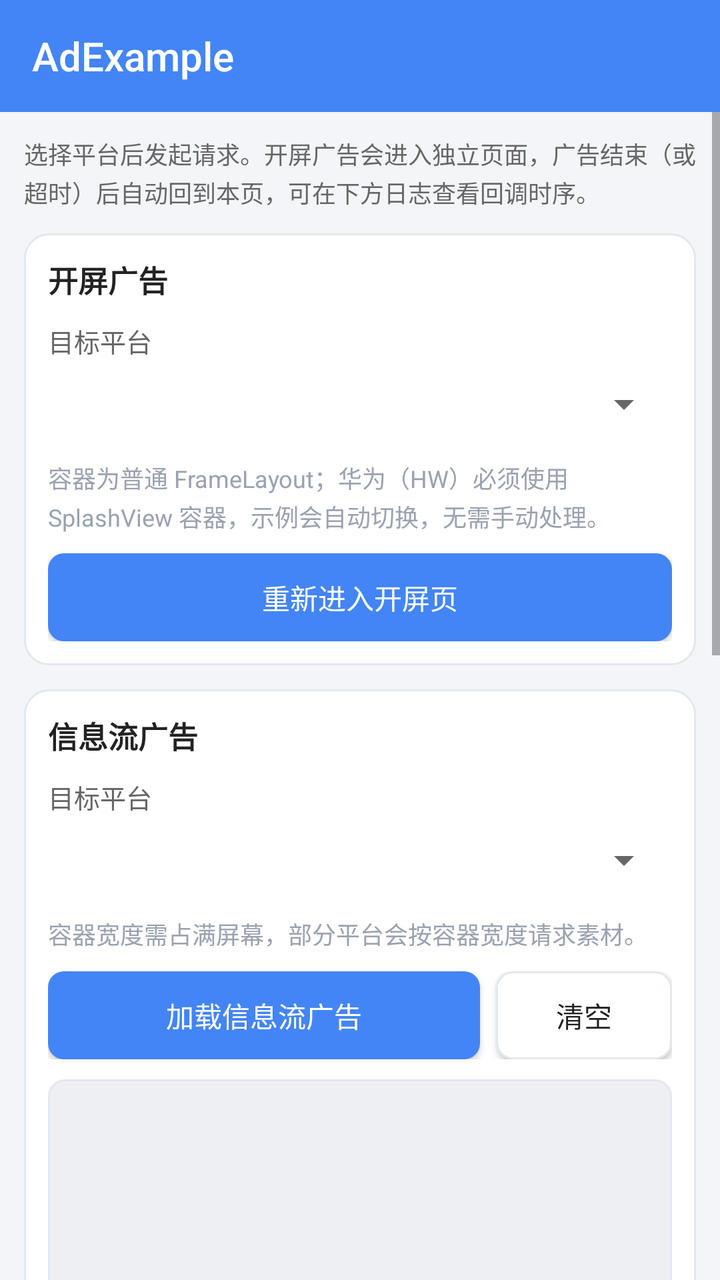
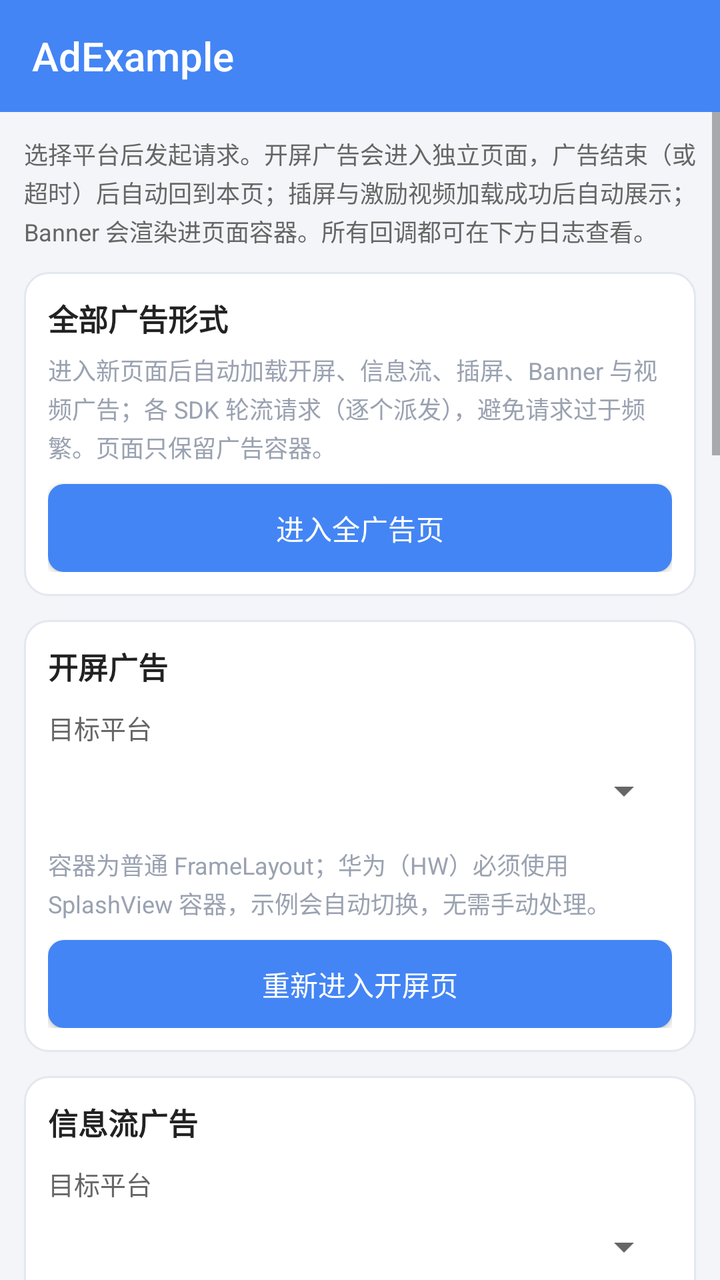

Before-and-after screenshots of an Android layout around one commit, followed by the original layout XML and the change that was made.
<!-- AndroidManifest.xml: application theme Theme.JunkCodeLibrary -->
<!-- res/layout/activity_main.xml -->
<?xml version="1.0" encoding="utf-8"?>
<LinearLayout xmlns:android="http://schemas.android.com/apk/res/android"
    xmlns:app="http://schemas.android.com/apk/res-auto"
    android:layout_width="match_parent"
    android:layout_height="match_parent"
    android:background="@color/page_background"
    android:orientation="vertical">

    <androidx.appcompat.widget.Toolbar
        android:id="@+id/toolbar"
        android:layout_width="match_parent"
        android:layout_height="?attr/actionBarSize"
        android:background="@color/brand_primary"
        app:title="@string/app_name"
        app:titleTextColor="@color/white" />

    <ScrollView
        android:layout_width="match_parent"
        android:layout_height="0dp"
        android:layout_weight="1"
        android:fillViewport="true">

        <LinearLayout
            android:layout_width="match_parent"
            android:layout_height="wrap_content"
            android:orientation="vertical"
            android:padding="12dp">

            <TextView
                android:layout_width="match_parent"
                android:layout_height="wrap_content"
                android:lineSpacingExtra="2dp"
                android:text="@string/main_tip"
                android:textColor="@color/text_secondary"
                android:textSize="12sp" />

            
            <LinearLayout
                android:layout_width="match_parent"
                android:layout_height="wrap_content"
                android:layout_marginTop="12dp"
                android:background="@drawable/bg_panel"
                android:orientation="vertical"
                android:padding="12dp">

                <TextView
                    android:layout_width="wrap_content"
                    android:layout_height="wrap_content"
                    android:text="@string/main_splash_title"
                    android:textColor="@color/text_primary"
                    android:textSize="15sp"
                    android:textStyle="bold" />

                <TextView
                    android:layout_width="wrap_content"
                    android:layout_height="wrap_content"
                    android:layout_marginTop="10dp"
                    android:text="@string/main_platform_label"
                    android:textColor="@color/text_secondary"
                    android:textSize="13sp" />

                <Spinner
                    android:id="@+id/spinnerSplashPlatform"
                    android:layout_width="match_parent"
                    android:layout_height="44dp" />

                <TextView
                    android:layout_width="match_parent"
                    android:layout_height="wrap_content"
                    android:layout_marginTop="6dp"
                    android:lineSpacingExtra="2dp"
                    android:text="@string/main_splash_hint"
                    android:textColor="@color/text_hint"
                    android:textSize="12sp" />

                <Button
                    android:id="@+id/btnSplashDemo"
                    android:layout_width="match_parent"
                    android:layout_height="44dp"
                    android:layout_marginTop="10dp"
                    android:background="@drawable/bg_button_primary"
                    android:text="@string/main_splash_action"
                    android:textAllCaps="false"
                    android:textColor="@color/white"
                    android:textSize="14sp" />
            </LinearLayout>

            
            <LinearLayout
                android:layout_width="match_parent"
                android:layout_height="wrap_content"
                android:layout_marginTop="12dp"
                android:background="@drawable/bg_panel"
                android:orientation="vertical"
                android:padding="12dp">

                <TextView
                    android:layout_width="wrap_content"
                    android:layout_height="wrap_content"
                    android:text="@string/main_feed_title"
                    android:textColor="@color/text_primary"
                    android:textSize="15sp"
                    android:textStyle="bold" />

                <TextView
                    android:layout_width="wrap_content"
                    android:layout_height="wrap_content"
                    android:layout_marginTop="10dp"
                    android:text="@string/main_platform_label"
                    android:textColor="@color/text_secondary"
                    android:textSize="13sp" />

                <Spinner
                    android:id="@+id/spinnerFeedPlatform"
                    android:layout_width="match_parent"
                    android:layout_height="44dp" />

                <TextView
                    android:layout_width="match_parent"
                    android:layout_height="wrap_content"
                    android:layout_marginTop="6dp"
                    android:lineSpacingExtra="2dp"
                    android:text="@string/main_feed_hint"
                    android:textColor="@color/text_hint"
                    android:textSize="12sp" />

                <LinearLayout
                    android:layout_width="match_parent"
                    android:layout_height="wrap_content"
                    android:layout_marginTop="10dp"
                    android:orientation="horizontal">

                    <Button
                        android:id="@+id/btnFeedLoad"
                        android:layout_width="0dp"
                        android:layout_height="44dp"
                        android:layout_weight="1"
                        android:background="@drawable/bg_button_primary"
                        android:text="@string/main_feed_action"
                        android:textAllCaps="false"
                        android:textColor="@color/white"
                        android:textSize="14sp" />

                    <Button
                        android:id="@+id/btnFeedClear"
                        android:layout_width="88dp"
                        android:layout_height="44dp"
                        android:layout_marginStart="8dp"
                        android:background="@drawable/bg_button_secondary"
                        android:text="@string/main_feed_clear"
                        android:textAllCaps="false"
                        android:textColor="@color/text_primary"
                        android:textSize="14sp" />
                </LinearLayout>

                <FrameLayout
                    android:id="@+id/feedAdContainer"
                    android:layout_width="match_parent"
                    android:layout_height="280dp"
                    android:layout_marginTop="10dp"
                    android:background="@drawable/bg_ad_placeholder" />
            </LinearLayout>

            
            <LinearLayout
                android:layout_width="match_parent"
                android:layout_height="wrap_content"
                android:layout_marginTop="12dp"
                android:background="@drawable/bg_panel"
                android:orientation="vertical"
                android:padding="12dp">

                <TextView
                    android:layout_width="wrap_content"
                    android:layout_height="wrap_content"
                    android:text="@string/main_video_title"
                    android:textColor="@color/text_primary"
                    android:textSize="15sp"
                    android:textStyle="bold" />

                <TextView
                    android:layout_width="wrap_content"
                    android:layout_height="wrap_content"
                    android:layout_marginTop="10dp"
                    android:text="@string/main_platform_label"
                    android:textColor="@color/text_secondary"
                    android:textSize="13sp" />

                <Spinner
                    android:id="@+id/spinnerRewardVideoPlatform"
                    android:layout_width="match_parent"
                    android:layout_height="44dp" />

                <TextView
                    android:layout_width="match_parent"
                    android:layout_height="wrap_content"
                    android:layout_marginTop="6dp"
                    android:lineSpacingExtra="2dp"
                    android:text="@string/main_video_hint"
                    android:textColor="@color/text_hint"
                    android:textSize="12sp" />

                <Button
                    android:id="@+id/btnRewardVideoLoad"
                    android:layout_width="match_parent"
                    android:layout_height="44dp"
                    android:layout_marginTop="10dp"
                    android:background="@drawable/bg_button_primary"
                    android:text="@string/main_video_action"
                    android:textAllCaps="false"
                    android:textColor="@color/white"
                    android:textSize="14sp" />
            </LinearLayout>

            
            <LinearLayout
                android:layout_width="match_parent"
                android:layout_height="wrap_content"
                android:layout_marginTop="12dp"
                android:background="@drawable/bg_panel"
                android:orientation="vertical"
                android:padding="12dp">

                <LinearLayout
                    android:layout_width="match_parent"
                    android:layout_height="wrap_content"
                    android:gravity="center_vertical"
                    android:orientation="horizontal">

                    <TextView
                        android:layout_width="0dp"
                        android:layout_height="wrap_content"
                        android:layout_weight="1"
                        android:text="@string/main_log_title"
                        android:textColor="@color/text_primary"
                        android:textSize="15sp"
                        android:textStyle="bold" />

                    <Button
                        android:id="@+id/btnLogClear"
                        android:layout_width="88dp"
                        android:layout_height="36dp"
                        android:background="@drawable/bg_button_secondary"
                        android:text="@string/main_log_clear"
                        android:textAllCaps="false"
                        android:textColor="@color/text_primary"
                        android:textSize="12sp" />
                </LinearLayout>

                <ScrollView
                    android:id="@+id/logScroll"
                    android:layout_width="match_parent"
                    android:layout_height="160dp"
                    android:layout_marginTop="8dp"
                    android:background="@color/page_background"
                    android:padding="8dp">

                    <TextView
                        android:id="@+id/tvLog"
                        android:layout_width="match_parent"
                        android:layout_height="wrap_content"
                        android:fontFamily="monospace"
                        android:lineSpacingExtra="2dp"
                        android:textColor="@color/text_secondary"
                        android:textSize="11sp" />
                </ScrollView>
            </LinearLayout>
        </LinearLayout>
    </ScrollView>
</LinearLayout>
<!-- resources referenced by this layout -->
<resources>
  <color name="brand_primary">#FF4385F5</color>
  <color name="page_background">#FFF3F5F9</color>
  <color name="text_hint">#FF9AA2B1</color>
  <color name="text_primary">#FF222222</color>
  <color name="text_secondary">#FF666666</color>
  <color name="white">#FFFFFFFF</color>
  <!-- drawable bg_ad_placeholder (drawable) -->
  <?xml version="1.0" encoding="utf-8"?>
  <shape xmlns:android="http://schemas.android.com/apk/res/android"
      android:shape="rectangle">
      <solid android:color="@color/ad_placeholder" />
      <stroke android:width="1dp" android:color="@color/panel_stroke" />
      <corners android:radius="8dp" />
  </shape>
  <!-- drawable bg_panel (drawable) -->
  <?xml version="1.0" encoding="utf-8"?>
  <shape xmlns:android="http://schemas.android.com/apk/res/android"
      android:shape="rectangle">
      <solid android:color="@color/panel_background" />
      <stroke android:width="1dp" android:color="@color/panel_stroke" />
      <corners android:radius="12dp" />
  </shape>
  <string name="app_name">AdExample</string>
  <string name="main_feed_action">加载信息流广告</string>
  <string name="main_feed_clear">清空</string>
  <string name="main_feed_hint">容器宽度需占满屏幕，部分平台会按容器宽度请求素材。</string>
  <string name="main_feed_title">信息流广告</string>
  <string name="main_log_clear">清空日志</string>
  <string name="main_log_title">运行日志</string>
  <string name="main_platform_label">目标平台</string>
  <string name="main_splash_action">重新进入开屏页</string>
  <string name="main_splash_hint">容器为普通 FrameLayout；华为（HW）必须使用 SplashView 容器，示例会自动切换，无需手动处理。</string>
  <string name="main_splash_title">开屏广告</string>
  <string name="main_tip">选择平台后发起请求。开屏广告会进入独立页面，广告结束（或超时）后自动回到本页，可在下方日志查看回调时序。</string>
  <string name="main_video_action">加载视频广告</string>
  <string name="main_video_hint">加载成功后自动全屏播放；看完发放奖励，关闭或失败也会回调到日志区。</string>
  <string name="main_video_title">视频广告（激励视频）</string>
  <style name="Theme.JunkCodeLibrary" parent="Theme.AppCompat.Light.NoActionBar">
          <item name="colorPrimary">@color/brand_primary</item>
          <item name="colorPrimaryDark">@color/brand_primary_dark</item>
          <item name="colorAccent">@color/brand_accent</item>
          <item name="android:textColorPrimary">@color/text_primary</item>
          <item name="android:textColorHint">@color/text_hint</item>
          <item name="android:windowBackground">@color/page_background</item>
          <item name="android:statusBarColor">@color/brand_primary_dark</item>
      </style>
  <color name="ad_placeholder">#FFEDEFF3</color>
  <color name="panel_stroke">#FFE3E7EF</color>
  <color name="brand_primary_dark">#FF2F6BD8</color>
  <color name="panel_background">#FFFFFFFF</color>
  <color name="brand_accent">#FF03DAC5</color>
  <!-- unchanged entries left out for length: 2 -->
</resources>

<!-- the commit's change to res/layout/activity_main.xml (unified diff, before → after) -->
@@ -33,6 +33,44 @@
                 android:text="@string/main_tip"
                 android:textColor="@color/text_secondary"
                 android:textSize="12sp" />
+
+            
+            <LinearLayout
+                android:layout_width="match_parent"
+                android:layout_height="wrap_content"
+                android:layout_marginTop="12dp"
+                android:background="@drawable/bg_panel"
+                android:orientation="vertical"
+                android:padding="12dp">
+
+                <TextView
+                    android:layout_width="wrap_content"
+                    android:layout_height="wrap_content"
+                    android:text="@string/main_all_ads_title"
+                    android:textColor="@color/text_primary"
+                    android:textSize="15sp"
+                    android:textStyle="bold" />
+
+                <TextView
+                    android:layout_width="match_parent"
+                    android:layout_height="wrap_content"
+                    android:layout_marginTop="6dp"
+                    android:lineSpacingExtra="2dp"
+                    android:text="@string/main_all_ads_hint"
+                    android:textColor="@color/text_hint"
+                    android:textSize="12sp" />
+
+                <Button
+                    android:id="@+id/btnAllAds"
+                    android:layout_width="match_parent"
+                    android:layout_height="44dp"
+                    android:layout_marginTop="10dp"
+                    android:background="@drawable/bg_button_primary"
+                    android:text="@string/main_all_ads_action"
+                    android:textAllCaps="false"
+                    android:textColor="@color/white"
+                    android:textSize="14sp" />
+            </LinearLayout>
 
             
             <LinearLayout
@@ -221,6 +259,133 @@
                 android:orientation="vertical"
                 android:padding="12dp">
 
+                <TextView
+                    android:layout_width="wrap_content"
+                    android:layout_height="wrap_content"
+                    android:text="@string/main_interstitial_title"
+                    android:textColor="@color/text_primary"
+                    android:textSize="15sp"
+                    android:textStyle="bold" />
+
+                <TextView
+                    android:layout_width="wrap_content"
+                    android:layout_height="wrap_content"
+                    android:layout_marginTop="10dp"
+                    android:text="@string/main_platform_label"
+                    android:textColor="@color/text_secondary"
+                    android:textSize="13sp" />
+
+                <Spinner
+                    android:id="@+id/spinnerInterstitialPlatform"
+                    android:layout_width="match_parent"
+                    android:layout_height="44dp" />
+
+                <TextView
+                    android:layout_width="match_parent"
+                    android:layout_height="wrap_content"
+                    android:layout_marginTop="6dp"
+                    android:lineSpacingExtra="2dp"
+                    android:text="@string/main_interstitial_hint"
+                    android:textColor="@color/text_hint"
+                    android:textSize="12sp" />
+
+                <Button
+                    android:id="@+id/btnInterstitialLoad"
+                    android:layout_width="match_parent"
+                    android:layout_height="44dp"
+                    android:layout_marginTop="10dp"
+                    android:background="@drawable/bg_button_primary"
+                    android:text="@string/main_interstitial_action"
+                    android:textAllCaps="false"
+                    android:textColor="@color/white"
+                    android:textSize="14sp" />
+            </LinearLayout>
+
+            
+            <LinearLayout
+                android:layout_width="match_parent"
+                android:layout_height="wrap_content"
+                android:layout_marginTop="12dp"
+                android:background="@drawable/bg_panel"
+                android:orientation="vertical"
+                android:padding="12dp">
+
+                <TextView
+                    android:layout_width="wrap_content"
+                    android:layout_height="wrap_content"
+                    android:text="@string/main_banner_title"
+                    android:textColor="@color/text_primary"
+                    android:textSize="15sp"
+                    android:textStyle="bold" />
+
+                <TextView
+                    android:layout_width="wrap_content"
+                    android:layout_height="wrap_content"
+                    android:layout_marginTop="10dp"
+                    android:text="@string/main_platform_label"
+                    android:textColor="@color/text_secondary"
+                    android:textSize="13sp" />
+
+                <Spinner
+                    android:id="@+id/spinnerBannerPlatform"
+                    android:layout_width="match_parent"
+                    android:layout_height="44dp" />
+
+                <TextView
+                    android:layout_width="match_parent"
+                    android:layout_height="wrap_content"
+                    android:layout_marginTop="6dp"
+                    android:lineSpacingExtra="2dp"
+                    android:text="@string/main_banner_hint"
+                    android:textColor="@color/text_hint"
+                    android:textSize="12sp" />
+
+                <LinearLayout
+                    android:layout_width="match_parent"
+                    android:layout_height="wrap_content"
+                    android:layout_marginTop="10dp"
+                    android:orientation="horizontal">
+
+                    <Button
+                        android:id="@+id/btnBannerLoad"
+                        android:layout_width="0dp"
+                        android:layout_height="44dp"
+                        android:layout_weight="1"
+                        android:background="@drawable/bg_button_primary"
+                        android:text="@string/main_banner_action"
+                        android:textAllCaps="false"
+                        android:textColor="@color/white"
+                        android:textSize="14sp" />
+
+                    <Button
+                        android:id="@+id/btnBannerClear"
+                        android:layout_width="88dp"
+                        android:layout_height="44dp"
+                        android:layout_marginStart="8dp"
+                        android:background="@drawable/bg_button_secondary"
+                        android:text="@string/main_banner_clear"
+                        android:textAllCaps="false"
+                        android:textColor="@color/text_primary"
+                        android:textSize="14sp" />
+                </LinearLayout>
+
+                <FrameLayout
+                    android:id="@+id/bannerAdContainer"
+                    android:layout_width="match_parent"
+                    android:layout_height="72dp"
+                    android:layout_marginTop="10dp"
+                    android:background="@drawable/bg_ad_placeholder" />
+            </LinearLayout>
+
+            
+            <LinearLayout
+                android:layout_width="match_parent"
+                android:layout_height="wrap_content"
+                android:layout_marginTop="12dp"
+                android:background="@drawable/bg_panel"
+                android:orientation="vertical"
+                android:padding="12dp">
+
                 <LinearLayout
                     android:layout_width="match_parent"
                     android:layout_height="wrap_content"
<!-- resource entries referenced after the edit -->
@@ -23,17 +23,27 @@
       <corners android:radius="12dp" />
   </shape>
   <string name="app_name">AdExample</string>
+  <string name="main_all_ads_action">进入全广告页</string>
+  <string name="main_all_ads_hint">进入新页面后自动加载开屏、信息流、插屏、Banner 与视频广告；各 SDK 轮流请求（逐个派发），避免请求过于频繁。页面只保留广告容器。</string>
+  <string name="main_all_ads_title">全部广告形式</string>
+  <string name="main_banner_action">加载 Banner 广告</string>
+  <string name="main_banner_clear">清空</string>
+  <string name="main_banner_hint">广告 View 由 SDK 自行加入下方容器；百度、Sigmob、倍孜、Tanx、新浪移动联盟未提供 Banner 接口。</string>
+  <string name="main_banner_title">Banner 广告（横幅）</string>
   <string name="main_feed_action">加载信息流广告</string>
   <string name="main_feed_clear">清空</string>
   <string name="main_feed_hint">容器宽度需占满屏幕，部分平台会按容器宽度请求素材。</string>
   <string name="main_feed_title">信息流广告</string>
+  <string name="main_interstitial_action">加载插屏广告</string>
+  <string name="main_interstitial_hint">加载成功后自动全屏展示；加载、展示、关闭、失败都会回调到日志区。Tanx 与新浪移动联盟未提供插屏接口。</string>
+  <string name="main_interstitial_title">插屏广告</string>
   <string name="main_log_clear">清空日志</string>
   <string name="main_log_title">运行日志</string>
   <string name="main_platform_label">目标平台</string>
   <string name="main_splash_action">重新进入开屏页</string>
   <string name="main_splash_hint">容器为普通 FrameLayout；华为（HW）必须使用 SplashView 容器，示例会自动切换，无需手动处理。</string>
   <string name="main_splash_title">开屏广告</string>
-  <string name="main_tip">选择平台后发起请求。开屏广告会进入独立页面，广告结束（或超时）后自动回到本页，可在下方日志查看回调时序。</string>
+  <string name="main_tip">选择平台后发起请求。开屏广告会进入独立页面，广告结束（或超时）后自动回到本页；插屏与激励视频加载成功后自动展示；Banner 会渲染进页面容器。所有回调都可在下方日志查看。</string>
   <string name="main_video_action">加载视频广告</string>
   <string name="main_video_hint">加载成功后自动全屏播放；看完发放奖励，关闭或失败也会回调到日志区。</string>
   <string name="main_video_title">视频广告（激励视频）</string>
